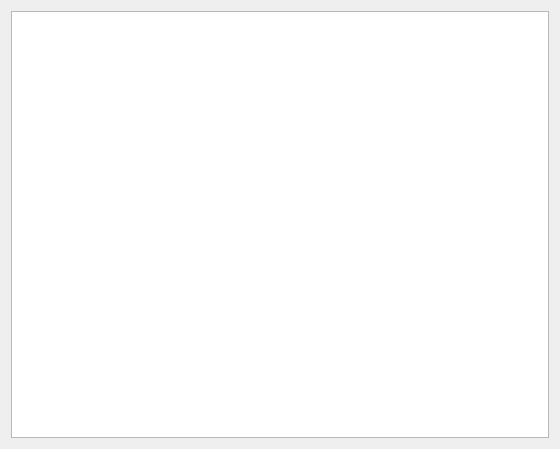
This is gemviz23/demo/resources/resultwindow.ui in BCDA-APS/gemviz as Qt 5 draws it before an edit. The edited form follows.
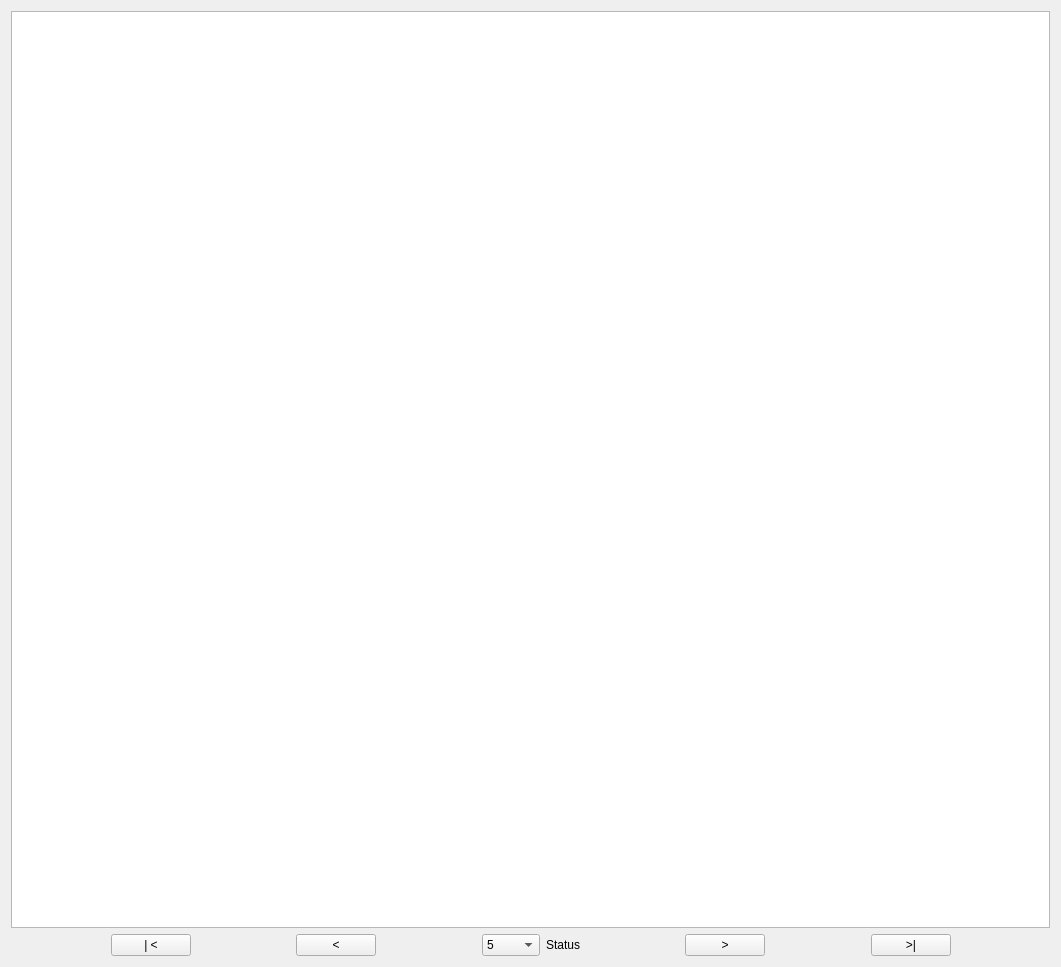
This is the edited form.

Commit message: Adding update to the status bar and buttons

Patch:
```diff
--- a/gemviz23/demo/resources/resultwindow.ui
+++ b/gemviz23/demo/resources/resultwindow.ui
@@ -6,8 +6,8 @@
    <rect>
     <x>0</x>
     <y>0</y>
-    <width>560</width>
-    <height>449</height>
+    <width>1061</width>
+    <height>967</height>
    </rect>
   </property>
   <property name="windowTitle">
@@ -17,6 +17,185 @@
    <item>
     <widget class="QTableView" name="tableView"/>
    </item>
+   <item>
+    <layout class="QHBoxLayout" name="horizontalLayout">
+     <item>
+      <spacer name="horizontalSpacer">
+       <property name="orientation">
+        <enum>Qt::Horizontal</enum>
+       </property>
+       <property name="sizeHint" stdset="0">
+        <size>
+         <width>40</width>
+         <height>20</height>
+        </size>
+       </property>
+      </spacer>
+     </item>
+     <item>
+      <widget class="QPushButton" name="first">
+       <property name="toolTip">
+        <string>Show the first run.</string>
+       </property>
+       <property name="text">
+        <string>| &lt;</string>
+       </property>
+      </widget>
+     </item>
+     <item>
+      <spacer name="horizontalSpacer_3">
+       <property name="orientation">
+        <enum>Qt::Horizontal</enum>
+       </property>
+       <property name="sizeHint" stdset="0">
+        <size>
+         <width>40</width>
+         <height>20</height>
+        </size>
+       </property>
+      </spacer>
+     </item>
+     <item>
+      <widget class="QPushButton" name="back">
+       <property name="toolTip">
+        <string>Show the previous page of runs.</string>
+       </property>
+       <property name="text">
+        <string>&lt;</string>
+       </property>
+      </widget>
+     </item>
+     <item>
+      <spacer name="horizontalSpacer_5">
+       <property name="orientation">
+        <enum>Qt::Horizontal</enum>
+       </property>
+       <property name="sizeHint" stdset="0">
+        <size>
+         <width>40</width>
+         <height>20</height>
+        </size>
+       </property>
+      </spacer>
+     </item>
+     <item>
+      <widget class="QComboBox" name="pageSize">
+       <property name="toolTip">
+        <string>Number of runs to show per page.</string>
+       </property>
+       <item>
+        <property name="text">
+         <string>5</string>
+        </property>
+       </item>
+       <item>
+        <property name="text">
+         <string>10</string>
+        </property>
+       </item>
+       <item>
+        <property name="text">
+         <string>25</string>
+        </property>
+       </item>
+       <item>
+        <property name="text">
+         <string>50</string>
+        </property>
+       </item>
+       <item>
+        <property name="text">
+         <string>100</string>
+        </property>
+       </item>
+       <item>
+        <property name="text">
+         <string>250</string>
+        </property>
+       </item>
+       <item>
+        <property name="text">
+         <string>500</string>
+        </property>
+       </item>
+       <item>
+        <property name="text">
+         <string>1000</string>
+        </property>
+       </item>
+      </widget>
+     </item>
+     <item>
+      <widget class="QLabel" name="status">
+       <property name="toolTip">
+        <string>Shows what runs are displayed in the table.</string>
+       </property>
+       <property name="text">
+        <string>Status</string>
+       </property>
+      </widget>
+     </item>
+     <item>
+      <spacer name="horizontalSpacer_6">
+       <property name="orientation">
+        <enum>Qt::Horizontal</enum>
+       </property>
+       <property name="sizeHint" stdset="0">
+        <size>
+         <width>40</width>
+         <height>20</height>
+        </size>
+       </property>
+      </spacer>
+     </item>
+     <item>
+      <widget class="QPushButton" name="next">
+       <property name="toolTip">
+        <string>Show the next page of runs.</string>
+       </property>
+       <property name="text">
+        <string>&gt;</string>
+       </property>
+      </widget>
+     </item>
+     <item>
+      <spacer name="horizontalSpacer_4">
+       <property name="orientation">
+        <enum>Qt::Horizontal</enum>
+       </property>
+       <property name="sizeHint" stdset="0">
+        <size>
+         <width>40</width>
+         <height>20</height>
+        </size>
+       </property>
+      </spacer>
+     </item>
+     <item>
+      <widget class="QPushButton" name="last">
+       <property name="toolTip">
+        <string>Show the last run.</string>
+       </property>
+       <property name="text">
+        <string>&gt;|</string>
+       </property>
+      </widget>
+     </item>
+     <item>
+      <spacer name="horizontalSpacer_2">
+       <property name="orientation">
+        <enum>Qt::Horizontal</enum>
+       </property>
+       <property name="sizeHint" stdset="0">
+        <size>
+         <width>40</width>
+         <height>20</height>
+        </size>
+       </property>
+      </spacer>
+     </item>
+    </layout>
+   </item>
   </layout>
  </widget>
  <resources/>
```
The commit also changes 1 other file.
